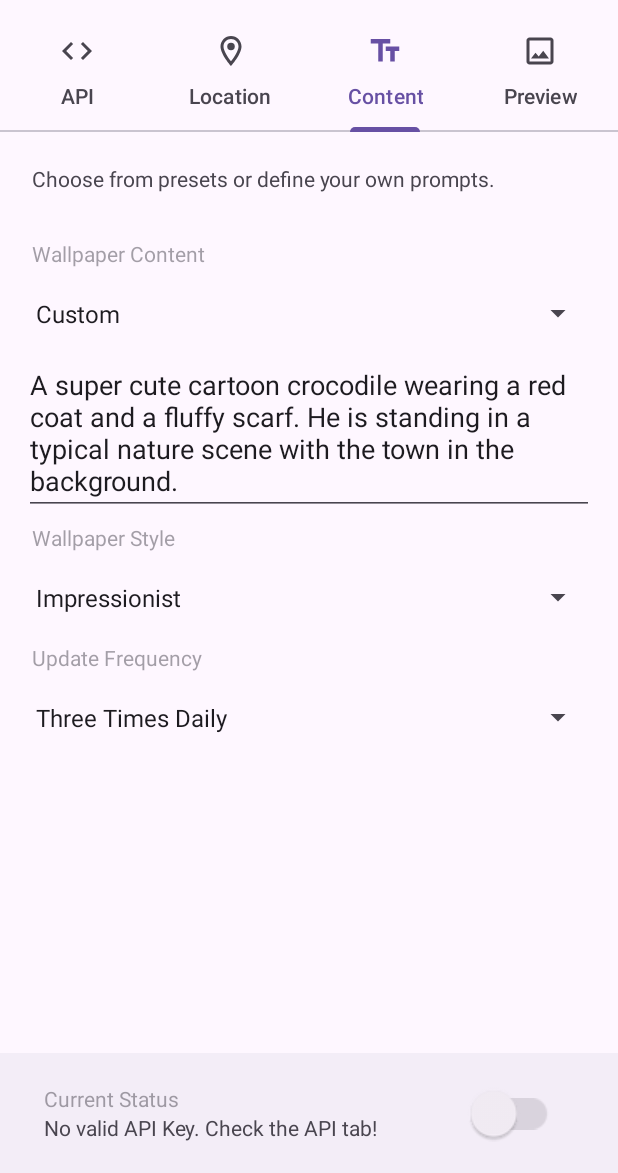
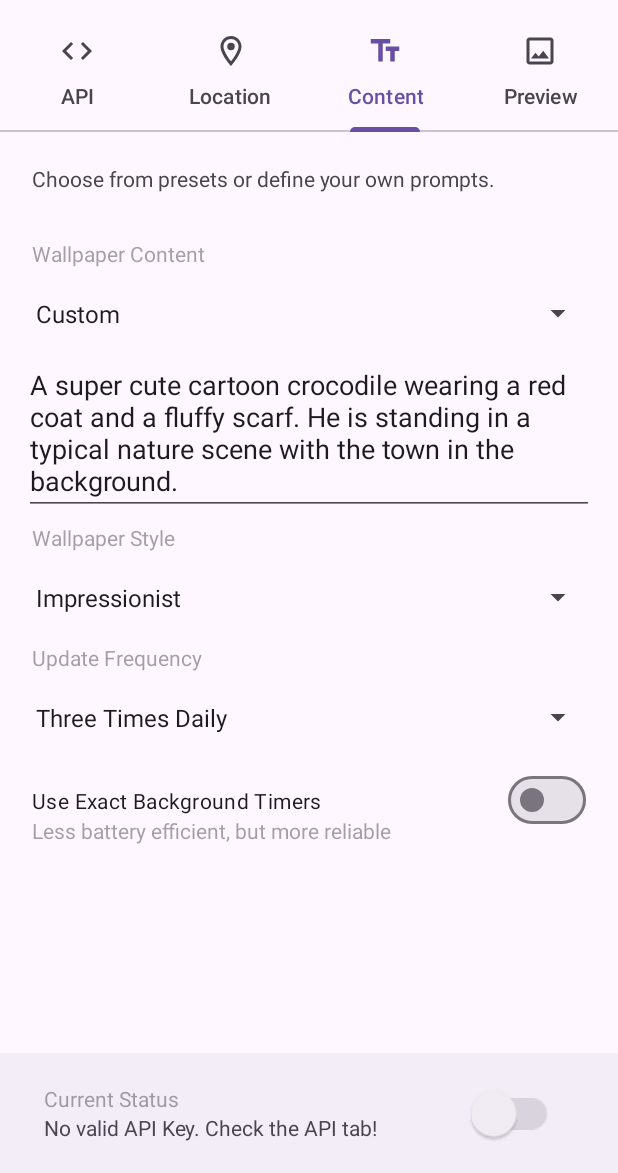
Before and after one commit to minosvasilias/AIWP, an Android app: the screen it shows after launch (MainActivity), tab 3 chosen, on a phone screen of 412 x 824 dp, the part 63-1236 px from its top. Run offline under Robolectric (Android 15) with nearby library versions, the phone set to English and light mode, and no system bars.

Commit message:
Add settings switch

```diff
--- a/app/src/main/java/com/minosapps/aiwp/ContentFragment.java
+++ b/app/src/main/java/com/minosapps/aiwp/ContentFragment.java
@@ -52,6 +52,11 @@ public class ContentFragment extends Fragment {
         binding.edittextStyle.setText(settings.getCustomStyle());
         UITools.setupEditText(binding.edittextStyle, text -> settings.setCustomStyle(text));
 
+        UITools.setupSwitch(binding.switchExact, isChecked -> {
+            settings.setUseExactTimer(isChecked);
+        });
+        binding.switchExact.setChecked(settings.getUseExactTimer());
+
         return binding.getRoot();
     }
 }
--- a/app/src/main/res/layout/tab_content.xml
+++ b/app/src/main/res/layout/tab_content.xml
@@ -77,6 +77,22 @@
                 android:layout_width="match_parent"
                 android:layout_height="50dp" />
 
+            <com.google.android.material.materialswitch.MaterialSwitch
+                android:id="@+id/switch_exact"
+                android:layout_width="match_parent"
+                android:layout_height="50dp"
+                android:layout_margin="5dp"
+                android:text="@string/exact_title"
+                />
+
+            <TextView
+                android:layout_width="wrap_content"
+                android:layout_height="20dp"
+                android:text="@string/exact_subtitle"
+                android:alpha="0.5"
+                android:layout_marginLeft="5dp"
+                android:layout_marginTop="-20dp"/>
+
         </LinearLayout>
     </ScrollView>
 
--- a/app/src/main/res/values/strings.xml
+++ b/app/src/main/res/values/strings.xml
@@ -59,6 +59,8 @@
     <string name="weather_title">Use Weather</string>
     <string name="location_title">Use Location</string>
     <string name="time_title">Use Time</string>
+    <string name="exact_title">Use Exact Background Timers</string>
+    <string name="exact_subtitle">Less battery efficient, but more reliable</string>
     <string
         name="api_key_info">In order to generate images, you will need to enter your own OpenAI API
         key below.</string>
```
